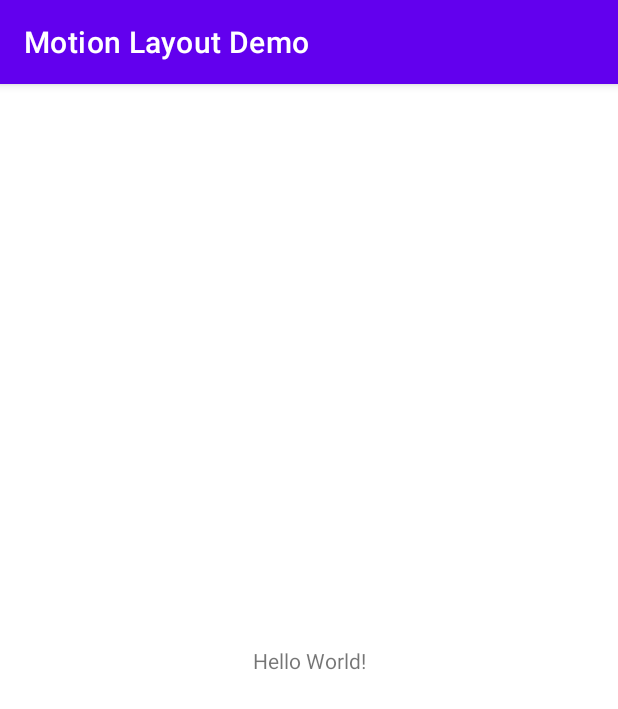
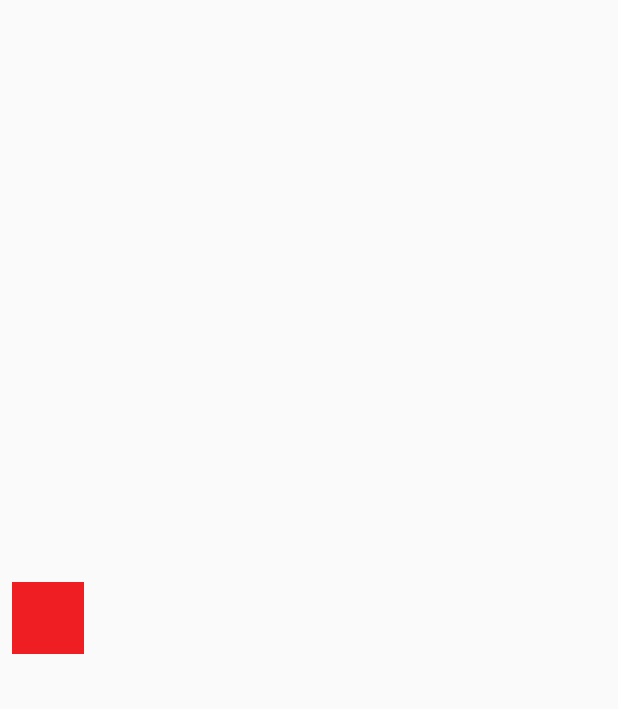
Before and after one commit to OlaoreFouad/motion-layout-demo, an Android app: the screen it shows after launch (MainActivity), on a phone screen of 412 x 824 dp. Shown: the top 709 px of the screen. Run offline under Robolectric (Android 15) with nearby library versions, the phone set to English and light mode, and no system bars.

Commit message:
set up my first motion scene with a view moving from left to right while increasing in size

```diff
--- a/app/src/main/res/layout/activity_main.xml
+++ b/app/src/main/res/layout/activity_main.xml
@@ -1,18 +1,18 @@
 <?xml version="1.0" encoding="utf-8"?>
-<androidx.constraintlayout.widget.ConstraintLayout xmlns:android="http://schemas.android.com/apk/res/android"
+<androidx.constraintlayout.motion.widget.MotionLayout xmlns:android="http://schemas.android.com/apk/res/android"
   xmlns:app="http://schemas.android.com/apk/res-auto"
   xmlns:tools="http://schemas.android.com/tools"
+  android:id="@+id/motion_layout"
   android:layout_width="match_parent"
   android:layout_height="match_parent"
+  app:layoutDescription="@xml/scene_01"
   tools:context=".MainActivity">
 
-  <TextView
-	android:layout_width="wrap_content"
-	android:layout_height="wrap_content"
-	android:text="Hello World!"
-	app:layout_constraintBottom_toBottomOf="parent"
-	app:layout_constraintLeft_toLeftOf="parent"
-	app:layout_constraintRight_toRightOf="parent"
-	app:layout_constraintTop_toTopOf="parent" />
+  <View
+	android:id="@+id/button"
+	android:layout_width="48dp"
+	android:layout_height="48dp"
+	android:background="#ee1e23"
+	android:text="Button" />
 
-</androidx.constraintlayout.widget.ConstraintLayout>
+</androidx.constraintlayout.motion.widget.MotionLayout>
--- a/app/src/main/res/values/themes.xml
+++ b/app/src/main/res/values/themes.xml
@@ -1,6 +1,6 @@
 <resources xmlns:tools="http://schemas.android.com/tools">
   <!-- Base application theme. -->
-  <style name="Theme.MotionLayoutDemo" parent="Theme.MaterialComponents.DayNight.DarkActionBar">
+  <style name="Theme.MotionLayoutDemo" parent="Theme.AppCompat.Light.NoActionBar">
 	<!-- Primary brand color. -->
 	<item name="colorPrimary">@color/purple_500</item>
 	<item name="colorPrimaryVariant">@color/purple_700</item>
--- /dev/null
+++ b/app/src/main/res/xml/scene_01.xml
@@ -0,0 +1,47 @@
+<?xml version="1.0" encoding="utf-8"?>
+<MotionScene xmlns:android="http://schemas.android.com/apk/res/android"
+  xmlns:app="http://schemas.android.com/apk/res-auto"
+  xmlns:motion="http://schemas.android.com/apk/res-auto">
+
+  <Transition
+	motion:constraintSetStart="@id/start"
+	motion:constraintSetEnd="@id/end"
+	motion:duration="2000"
+	>
+
+	<OnSwipe
+	  motion:touchAnchorId="@id/button"
+	  motion:touchAnchorSide="right"
+	  motion:dragDirection="dragRight"
+	  />
+
+  </Transition>
+
+  <!--  start constraint set-->
+  <ConstraintSet android:id="@+id/start">
+
+	<Constraint
+	  android:id="@+id/button"
+	  android:layout_width="48dp"
+	  android:layout_height="48dp"
+	  android:layout_marginStart="8dp"
+	  motion:layout_constraintBottom_toBottomOf="parent"
+	  motion:layout_constraintStart_toStartOf="parent"
+	  motion:layout_constraintTop_toTopOf="parent" />
+
+  </ConstraintSet>
+
+  <ConstraintSet android:id="@+id/end">
+
+	<Constraint
+	  android:id="@+id/button"
+	  android:layout_width="96dp"
+	  android:layout_height="96dp"
+	  android:layout_marginEnd="8dp"
+	  motion:layout_constraintBottom_toBottomOf="parent"
+	  motion:layout_constraintEnd_toEndOf="parent"
+	  motion:layout_constraintTop_toTopOf="parent" />
+
+  </ConstraintSet>
+
+</MotionScene>
```
